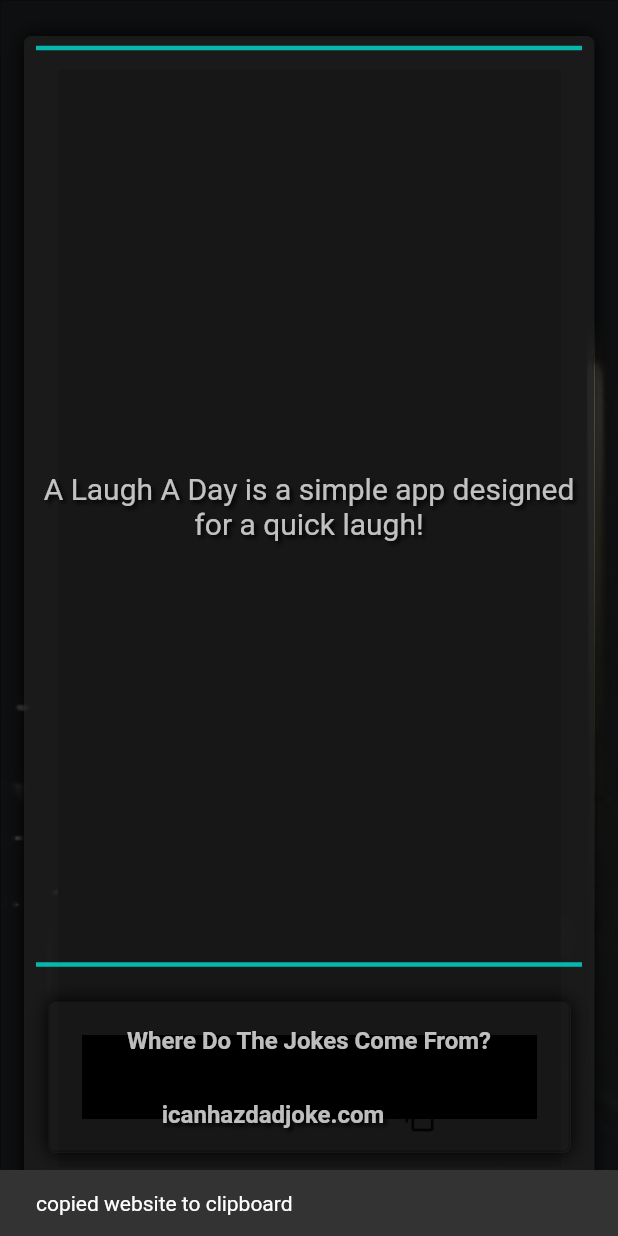
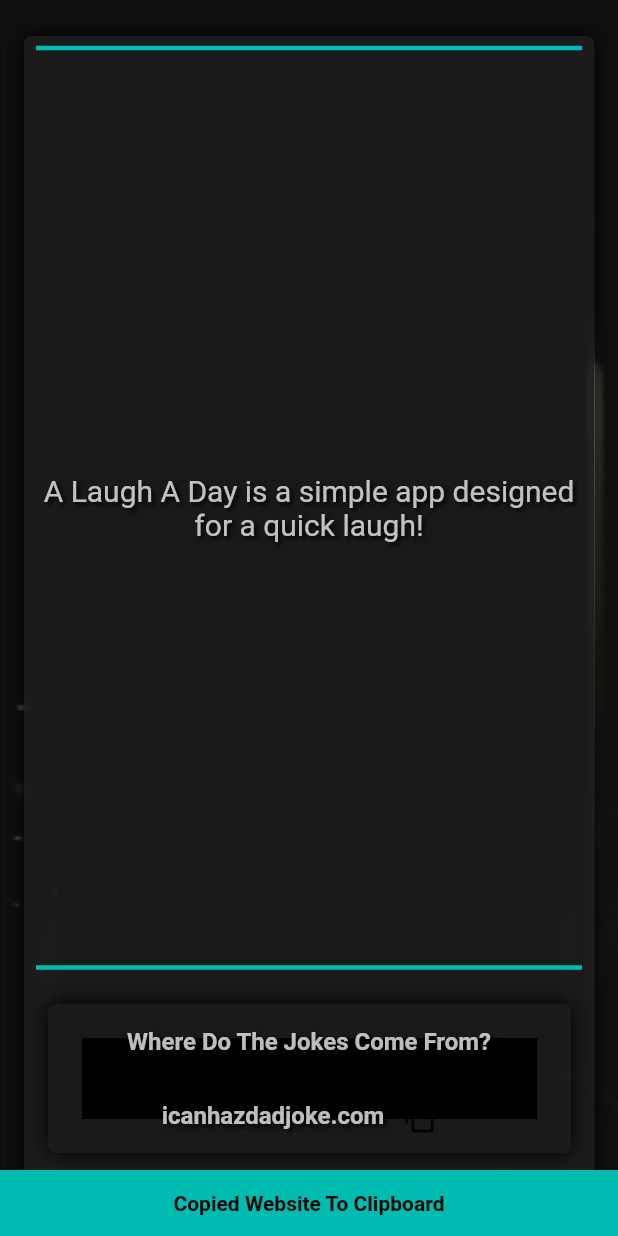
Before and after one commit to reichg/a_laugh_a_day, a Flutter app: the AboutPage widget shown alone on an empty page, opened directly, after a tap on the "content copy" icon, on a phone screen of 412 x 824 dp. Run offline on Flutter 3.47's test engine with Material 2 defaults, Android fonts, the phone set to English and light mode, and no system bars; our stand-ins replace auto_size_text; network calls fail; Roboto replaces fonts that are missing (Futura).

Commit message:
refactored code and added constants. Also removed possible over use of the api call when finding a new joke via the button.

```diff
--- a/lib/pages/about.dart
+++ b/lib/pages/about.dart
@@ -12,7 +12,7 @@
   Widget build(BuildContext context) {
     return Container(
       decoration: BoxDecoration(
-        color: Color.fromARGB(238, 3, 4, 6),
+        color: Constants.TRANSPARENT_BG_DARK_GREY,
         boxShadow: [
           CustomBoxShadow(
               color: Constants.PRIMARY_BLACK,
@@ -34,10 +34,10 @@
             child: Container(
               margin: EdgeInsets.symmetric(horizontal: 16, vertical: 24),
               decoration: BoxDecoration(
-                color: Color.fromARGB(200, 29, 29, 29),
+                color: Constants.TRANSPARENT_BG_LIGHTER_GREY,
                 boxShadow: [
                   CustomBoxShadow(
-                      color: Color.fromARGB(255, 0, 0, 0),
+                      color: Constants.PRIMARY_BLACK,
                       offset: Offset(0.5, 0.5),
                       blurRadius: 10.0,
                       blurStyle: BlurStyle.outer)
@@ -47,21 +47,21 @@
               child: Column(
                 children: [
                   Divider(
-                    color: Color.fromARGB(207, 0, 221, 207),
+                    color: Constants.PRIMARY_AQUA,
                     thickness: 3,
                     indent: 8,
                     endIndent: 8,
                   ),
                   AboutDescription(),
                   Divider(
-                    color: Color.fromARGB(207, 0, 221, 207),
+                    color: Constants.PRIMARY_AQUA,
                     thickness: 3,
                     indent: 8,
                     endIndent: 8,
                   ),
                   JokeSource(),
                   Divider(
-                    color: Color.fromARGB(207, 0, 221, 207),
+                    color: Constants.PRIMARY_AQUA,
                     thickness: 3,
                     indent: 8,
                     endIndent: 8,
--- a/lib/utils/constants.dart
+++ b/lib/utils/constants.dart
@@ -16,8 +16,11 @@
 ];
 
 const Color PRIMARY_BLACK = Colors.black;
-const Color PRIMARY_AQUA = Color.fromARGB(255, 0, 160, 112);
-const Color PRIMARY_GRADIENT_GREY = Color.fromARGB(255, 32, 32, 32);
+const Color PRIMARY_AQUA = Color.fromARGB(255, 0, 188, 176);
+const Color PRIMARY_TEXT = Color.fromARGB(189, 255, 255, 255);
+const Color PRIMARY_GREY = Color.fromARGB(255, 27, 27, 27);
+const Color TRANSPARENT_BG_DARK_GREY = Color.fromARGB(238, 3, 4, 6);
+const Color TRANSPARENT_BG_LIGHTER_GREY = Color.fromARGB(223, 29, 29, 29);
 
 String assetsDadPhotos = "assets/photos/dad_photos/";
 var DAD_PHOTOS = [
--- a/lib/widgets/about/about_description.dart
+++ b/lib/widgets/about/about_description.dart
@@ -1,4 +1,5 @@
 import 'package:flutter/material.dart';
+import 'package:a_laugh_a_day/utils/constants.dart' as Constants;
 
 class AboutDescription extends StatelessWidget {
   const AboutDescription({Key? key}) : super(key: key);
@@ -19,12 +20,12 @@
             style: TextStyle(
               fontFamily: 'Futura',
               fontSize: 20,
-              color: Color.fromARGB(189, 255, 255, 255),
+              color: Constants.PRIMARY_TEXT,
               shadows: [
                 Shadow(
                   offset: Offset(2, 2),
                   blurRadius: 3.0,
-                  color: Color.fromARGB(255, 0, 0, 0),
+                  color: Constants.PRIMARY_BLACK,
                 ),
               ],
             ),
--- a/lib/widgets/about/joke_source.dart
+++ b/lib/widgets/about/joke_source.dart
@@ -14,10 +14,6 @@
       margin: EdgeInsets.symmetric(vertical: 16, horizontal: 16),
       decoration: BoxDecoration(
         borderRadius: BorderRadius.circular(5),
-        color: Color.fromARGB(0, 0, 0, 0),
-        border: Border.all(
-          color: Color.fromARGB(62, 0, 0, 0),
-        ),
         boxShadow: const [
           CustomBoxShadow(
               color: Constants.PRIMARY_BLACK,
@@ -37,12 +33,12 @@
                   fontFamily: 'Futura',
                   fontWeight: FontWeight.w600,
                   fontSize: 16,
-                  color: Color.fromARGB(189, 255, 255, 255),
+                  color: Constants.PRIMARY_TEXT,
                   shadows: [
                     Shadow(
                       offset: Offset(2, 2),
                       blurRadius: 3.0,
-                      color: Color.fromARGB(255, 0, 0, 0),
+                      color: Constants.PRIMARY_BLACK,
                     ),
                   ]),
             ),
@@ -57,12 +53,12 @@
                     fontFamily: 'Futura',
                     fontWeight: FontWeight.w600,
                     fontSize: 16,
-                    color: Color.fromARGB(189, 255, 255, 255),
+                    color: Constants.PRIMARY_TEXT,
                     shadows: [
                       Shadow(
                         offset: Offset(2, 2),
                         blurRadius: 3.0,
-                        color: Color.fromARGB(255, 0, 0, 0),
+                        color: Constants.PRIMARY_BLACK,
                       ),
                     ]),
               ),
@@ -73,10 +69,19 @@
                       .then(
                           (value) => ScaffoldMessenger.of(context).showSnackBar(
                                 SnackBar(
-                                  content: Text("copied website to clipboard"),
+                                  content: Text(
+                                    "Copied Website To Clipboard",
+                                    textAlign: TextAlign.center,
+                                    style: TextStyle(
+                                      color: Constants.PRIMARY_BLACK,
+                                      fontFamily: 'Futura',
+                                      fontWeight: FontWeight.bold,
+                                    ),
+                                  ),
                                   duration: Duration(
                                     milliseconds: 1250,
                                   ),
+                                  backgroundColor: Constants.PRIMARY_AQUA,
                                 ),
                               ));
                 },
```
Also changed, not shown: lib/pages/home_page.dart (+17 -10 lines), lib/pages/joke_page.dart (+10 -8 lines), lib/widgets/contact/email_contact.dart (+16 -10 lines), lib/widgets/contact/venmo_contact.dart (+16 -10 lines), lib/widgets/dad_message_box_widget.dart (+16 -10 lines).
